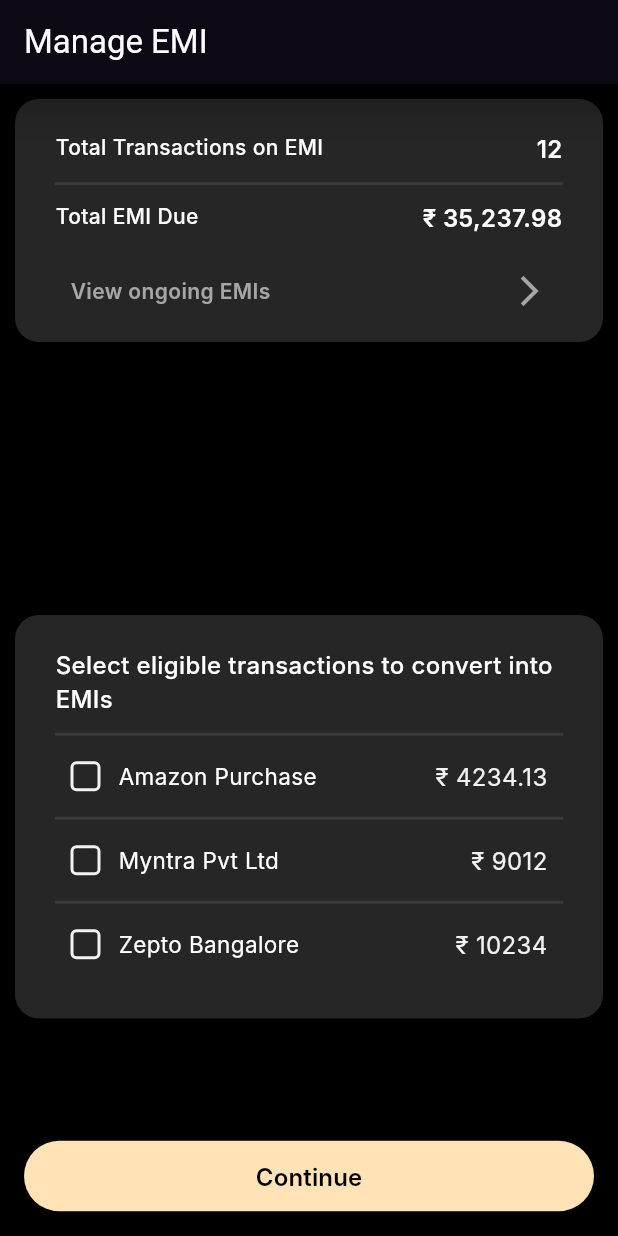
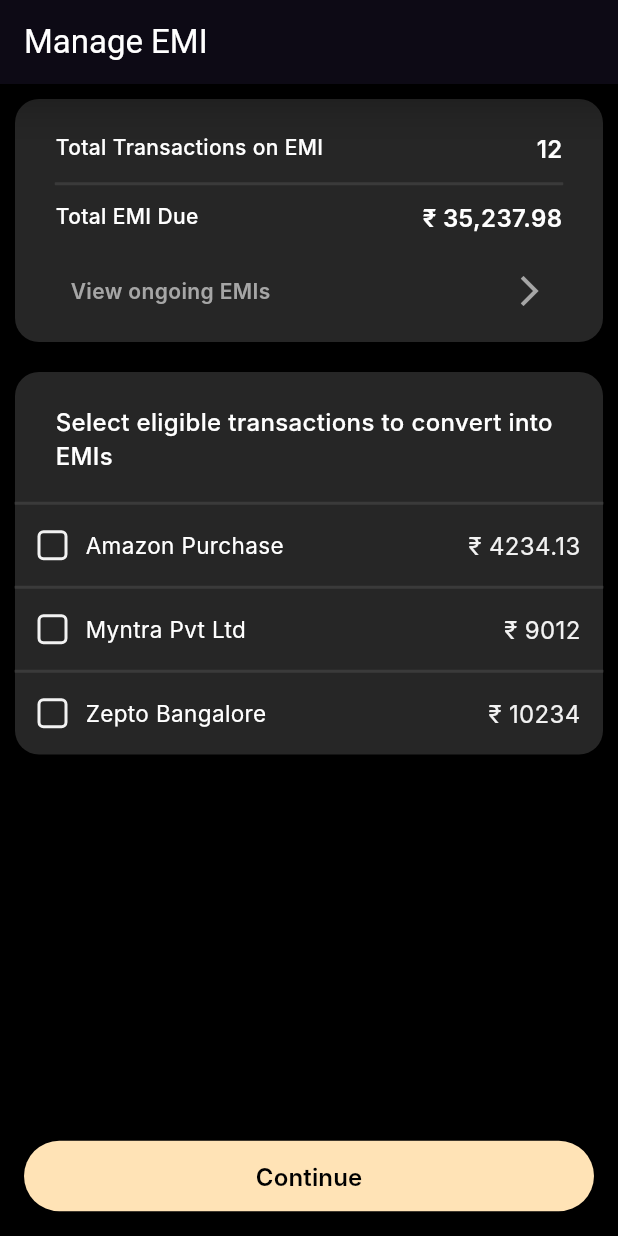
Before and after one commit to premptk14/Flutter, a Flutter app: the screen it shows after launch, on a phone screen of 412 x 824 dp. Run offline on Flutter 3.47's test engine with Material 3 defaults, Android fonts, the phone set to English and light mode, and no system bars; our stand-ins replace carousel_slider; Roboto replaces fonts that are missing (Inter).

```diff
--- a/lib/pages/SelectEligibleTransaction.dart
+++ b/lib/pages/SelectEligibleTransaction.dart
@@ -10,7 +10,7 @@ class SelectEligibleTransaction extends StatelessWidget {
         children: [
           Container(
             margin: const EdgeInsets.all(10.0),
-            padding: const EdgeInsets.symmetric(horizontal: 27, vertical: 22),
+            // padding: const EdgeInsets.symmetric(horizontal: 27, vertical: 22),
             decoration: ShapeDecoration(
               color: const Color(0xFF262626),
               shape: RoundedRectangleBorder(
@@ -22,7 +22,10 @@ class SelectEligibleTransaction extends StatelessWidget {
               mainAxisAlignment: MainAxisAlignment.start,
               crossAxisAlignment: CrossAxisAlignment.start,
               children: [
-                Row(
+                Padding(
+                  padding: const EdgeInsets.only(
+                      left: 27.0, top: 22.0, bottom: 8.0, right: 27.0),
+                  child: Row(
                     mainAxisSize: MainAxisSize.min,
                     mainAxisAlignment: MainAxisAlignment.spaceBetween,
                     crossAxisAlignment: CrossAxisAlignment.start,
@@ -39,6 +42,7 @@ class SelectEligibleTransaction extends StatelessWidget {
                         ),
                       ),
                     ],
+                  ),
                 ),
                 SizedBox(height: 11),
                 EligibleTransaction(
@@ -82,7 +86,8 @@ class EligibleTransaction extends StatelessWidget {
           ),
         ),
         Padding(
-          padding: const EdgeInsets.all(10.0),
+          padding: const EdgeInsets.only(
+              left: 15.0, top: 10.0, bottom: 10.0, right: 15.0),
           child: Row(
             mainAxisSize: MainAxisSize.min,
             mainAxisAlignment: MainAxisAlignment.start,
--- a/lib/pages/TransactionOnEMI.dart
+++ b/lib/pages/TransactionOnEMI.dart
@@ -5,8 +5,7 @@ class TotalTransaction extends StatelessWidget {
 
   @override
   Widget build(BuildContext context) {
-    return Expanded(
-      child: Column(
+    return Column(
         children: [
           Container(
             margin: const EdgeInsets.all(10.0),
@@ -122,7 +121,6 @@ class TotalTransaction extends StatelessWidget {
             ),
           ),
         ],
-      ),
-    );
+      );
   }
 }
```
Lines whose indentation alone changed are shown as unchanged.
